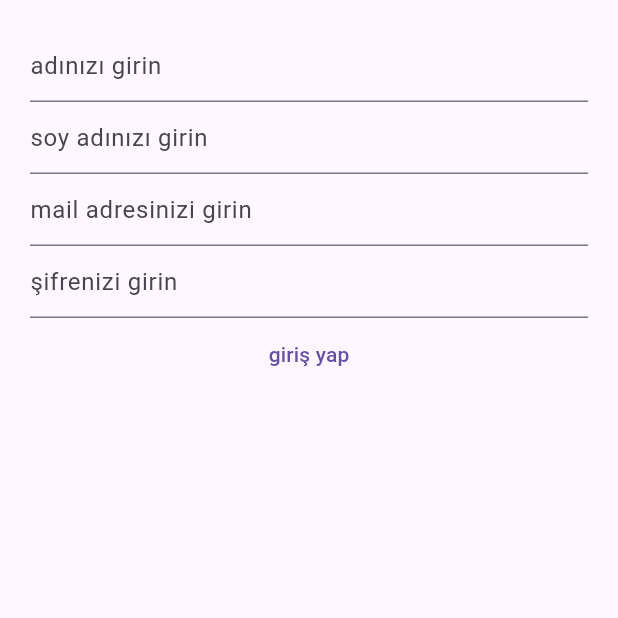
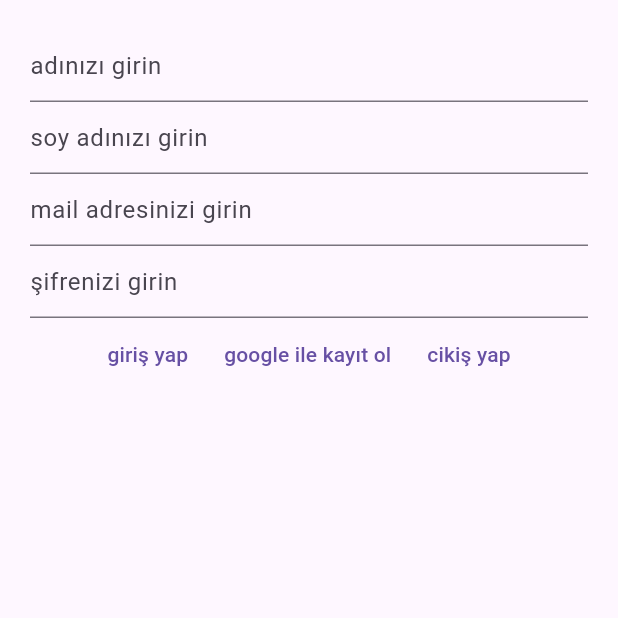
Before and after one commit to Mryuksel101/firebase_chat_app_flutter, a Flutter app: the screen it shows after launch, after a tap on "giriş yap", on a phone screen of 412 x 824 dp, the top half of it. Run offline on Flutter 3.47's test engine with Material 2 defaults, Android fonts, the phone set to English and light mode, and no system bars; our stand-ins replace bloc, cloud_firestore, equatable, firebase_auth, firebase_core, flutter_bloc and 1 more; accounts and stored records are empty; network calls fail.

Commit message:
google ile giriş eklendi

```diff
--- a/lib/register/register_bloc.dart
+++ b/lib/register/register_bloc.dart
@@ -1,19 +1,26 @@
 import 'dart:developer';
-
 import 'package:bloc/bloc.dart';
 import 'package:cloud_firestore/cloud_firestore.dart';
 import 'package:firebase_auth/firebase_auth.dart';
+
+
 import 'package:firebase_chat_app/register/register_event.dart';
 import 'package:firebase_chat_app/register/register_state.dart';
-import 'package:firebase_core/firebase_core.dart';
+
+import 'package:google_sign_in/google_sign_in.dart';
 
 class RegisterBloc extends Bloc<RegisterEvent, RegisterState>{
-  final FirebaseAuth _firebase = FirebaseAuth.instance;
+  final FirebaseAuth _auth = FirebaseAuth.instance;
+  final FirebaseFirestore _firestore = FirebaseFirestore.instance;
+  final GoogleSignIn _googleSignIn = GoogleSignIn.standard();
+
   RegisterBloc(): super(
     RegisterState(emailHataMesaji: "", sifreHataMesaji: ""),
   ){
     on<RegisterEmailChanged>(_registerEmailChanged);
     on<KayitOlEvent>(_kayitOlEvent);
+    on<KayitOlEvenGoogle>(_kayitOlEventGoogle);
+    on<EventCikisyap>(_eventCikisYap);
   }
 
 
@@ -47,16 +54,74 @@ class RegisterBloc extends Bloc<RegisterEvent, RegisterState>{
     }
   }
 
-  void _kayitOlEvent(KayitOlEvent kayitOlEvent, Emitter<RegisterState> emit){
+  void _kayitOlEvent(KayitOlEvent kayitOlEvent, Emitter<RegisterState> emit)async{
     try{
-      _firebase.createUserWithEmailAndPassword(
+      final UserCredential _userCredential = await _auth.createUserWithEmailAndPassword(
         email: kayitOlEvent.email,
         password: kayitOlEvent.sifre
       );
+
+      _firestore.collection("user").doc(_userCredential.user!.uid).set(
+        {
+          "ad" : kayitOlEvent.ad,
+          "soy_ad" : kayitOlEvent.soyAd,
+          "email" : kayitOlEvent.email,
+        }
+      );
+
+
+
+
     }
 
     catch(e){
       log("_kayitOlEvent'de hata var ${e.toString()}");
     }
   }
+
+  void _kayitOlEventGoogle(KayitOlEvenGoogle kayitOlEvenGoogle, Emitter<RegisterState> emit)async{
+    try{
+
+      final googleUser = await _googleSignIn.signIn();
+
+      GoogleSignInAuthentication googleAuth = await googleUser!.authentication;
+
+      final AuthCredential credential = GoogleAuthProvider.credential(
+        accessToken: googleAuth.accessToken,
+        idToken: googleAuth.idToken,
+      );
+      await _auth.signInWithCredential(credential);
+
+      _firestore.collection("user").doc(googleUser.id).set(
+        {
+          "ad" : googleUser.displayName,
+
+          "email" : googleUser.email,
+        }
+      );
+
+      log(googleUser.email);
+    }
+
+    catch(e){
+      log("hata $e");
+    }
+  }
+
+
+
+
+  void _eventCikisYap(EventCikisyap eventCikisyap, Emitter emit){
+    try{
+      _auth.signOut();
+      _googleSignIn.signOut();
+    }
+
+    catch(e){
+      log("_eventCikisYap $e");
+    }
+  }
+
+
+
 }
--- a/lib/register/register_event.dart
+++ b/lib/register/register_event.dart
@@ -25,3 +25,13 @@ class KayitOlEvent extends RegisterEvent{
   @override
   List<Object?> get props => [email,sifre,ad,soyAd];
 }
+
+class KayitOlEvenGoogle extends RegisterEvent{
+  @override
+  List<Object?> get props =>[];
+
+}
+
+class EventCikisyap extends RegisterEvent{
+  List<Object?> get props =>[];
+}
--- a/lib/register/register_view.dart
+++ b/lib/register/register_view.dart
@@ -6,32 +6,38 @@ import 'package:firebase_chat_app/register/register_state.dart';
 import 'package:flutter/material.dart';
 import 'package:flutter_bloc/flutter_bloc.dart';
 
-class RegisterView extends StatelessWidget {
+class RegisterView extends StatefulWidget {
 
   const RegisterView({Key? key}) : super(key: key);
 
   @override
-  Widget build(BuildContext context) {
+  State<RegisterView> createState() => _RegisterViewState();
+
+}
+
+class _RegisterViewState extends State<RegisterView> {
     final TextEditingController ctrAd = TextEditingController();
     final TextEditingController ctrSoyAd = TextEditingController();
     final TextEditingController ctrsifre = TextEditingController();
     final TextEditingController ctrMail = TextEditingController();
+    final _formKey = GlobalKey<FormState>();
+  @override
+  Widget build(BuildContext context) {
+
     final bloc = context.read<RegisterBloc>();
 
-    final _formKey = GlobalKey<FormState>();
+
     return Scaffold(
       body:  Padding(
         padding: const EdgeInsets.all(20),
         child: Form(
+          autovalidateMode: AutovalidateMode.disabled,
+          key: _formKey,
 
-          key: _formKey,
-          autovalidateMode: AutovalidateMode.onUserInteraction,
-          child: BlocBuilder<RegisterBloc, RegisterState>(
+        child: Column(
+              children: [
 
-            builder: (context, state) {
-              log("bloc builder calişti");
-              return Column(
-                children: [
+
                 TextFormField(
                   controller: ctrAd,
                   validator: (value) {
@@ -52,29 +58,44 @@ class RegisterView extends StatelessWidget {
                   ),
                 ),
 
-                  TextFormField(
+                BlocBuilder<RegisterBloc, RegisterState>(
+
+                  builder: (context, state) {
+
+                    log("bloc builder calişti");
+                      return TextFormField(
+
                       controller: ctrMail,
                       decoration: const InputDecoration(
                         hintText: "mail adresinizi girin",
 
                       ),
 
+                      onChanged: (value) {
+                        bloc.add(RegisterEmailChanged(email: value.toString()));
+                      },
+
                       validator: (value) {
                         if(value!.isNotEmpty){
-                       log(value.toString());
+                          log("validator ın içindeyim");
                           // event tanımla
                           // eventten bloca gitsin
                           // buradan dinle
-                      bloc.add(RegisterEmailChanged(email: value.toString()));
+
                           if(state.emailHataMesaji!.isEmpty){
+                            log("ifdeyiz");
                             return null;
                           }
 
                           else{
+                            log("elsedeyiz");
                             return state.emailHataMesaji;
                           }
                         }
                       },
+                    );
+                  },
+
                 ),
 
                 TextFormField(
@@ -89,8 +110,13 @@ class RegisterView extends StatelessWidget {
                   },
                 ),
 
+                Row(
+                  mainAxisAlignment: MainAxisAlignment.center,
+                  children: [
                   TextButton(
                     onPressed: () {
+                      if(_formKey.currentState!.validate()){
+                      log("doğrulandi");
                         bloc.add(
                           KayitOlEvent(
                             ad: ctrAd.text,
@@ -99,15 +125,33 @@ class RegisterView extends StatelessWidget {
                             sifre: ctrsifre.text
                           )
                         );
+                      }
+
                     },
                     child: Text("giriş yap"),
                   ),
 
+                  TextButton(
+                    onPressed: () {
+                      bloc.add(KayitOlEvenGoogle());
+                    },
+                    child: Text("google ile kayıt ol")
+                  ),
+
+                  TextButton(
+                    onPressed: () {
+                      bloc.add(EventCikisyap());
+                    },
+                    child: Text("cikiş yap")
+                  ),
                 ],
-              );
-            },
+              ),
 
-          ),
+
+
+            ],
+          )
+
 
         ),
       ),
```
Lines whose indentation alone changed are shown as unchanged.
